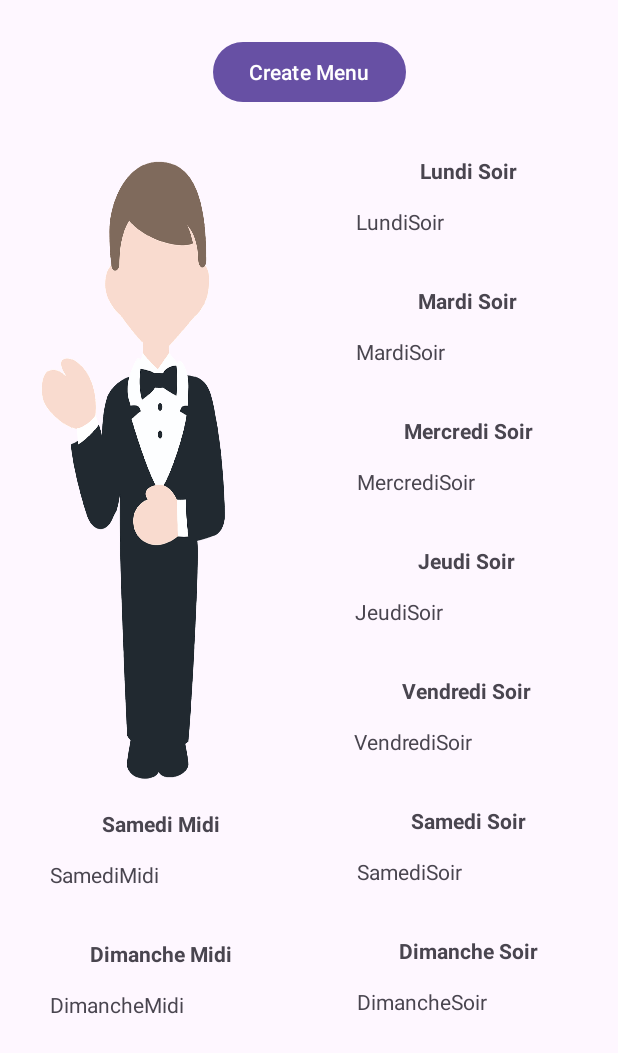
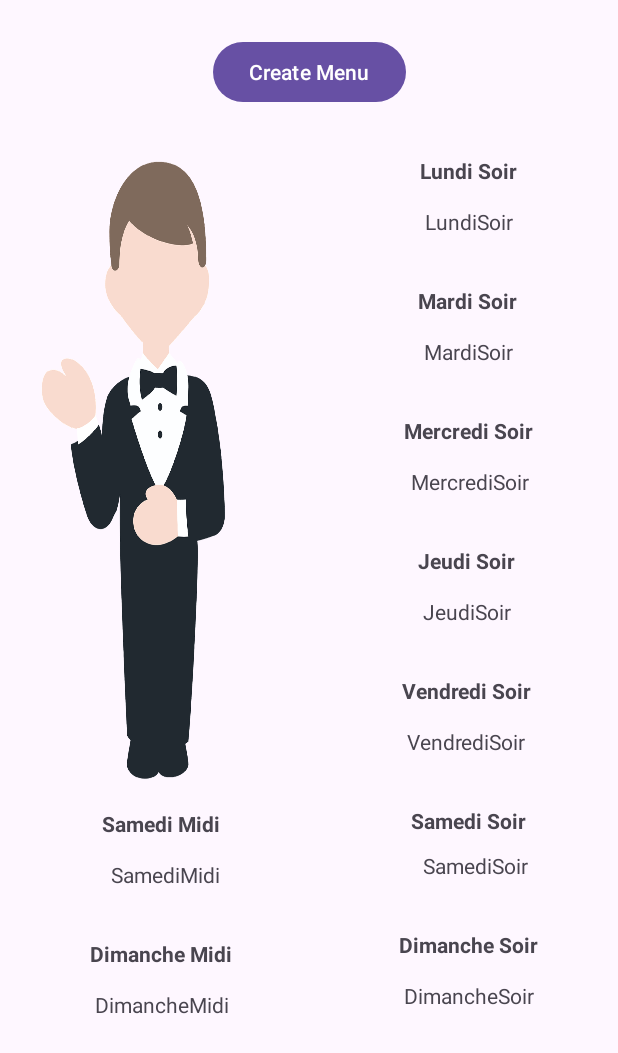
Before and after one commit to lazar360/menu-maker, an Android app: the SettingsActivity screen opened directly, with no data from a screen before it, after a tap on "Create Menu", on a phone screen of 412 x 824 dp. Shown: the top 1053 px of the screen. Run offline under Robolectric (Android 15) with nearby library versions, the phone set to English and light mode, and no system bars.

Commit message:
upd activity_settings center text

```diff
--- a/app/src/main/res/layout/activity_settings.xml
+++ b/app/src/main/res/layout/activity_settings.xml
@@ -12,7 +12,8 @@
         android:layout_height="37dp"
         android:layout_marginTop="8dp"
         android:layout_marginEnd="24dp"
-        android:text="               -----------"
+        android:text="-----------"
+        android:textAlignment="center"
         app:layout_constraintEnd_toEndOf="parent"
         app:layout_constraintTop_toBottomOf="@+id/textView30" />
 
@@ -35,7 +36,8 @@
         android:layout_marginStart="24dp"
         android:layout_marginTop="8dp"
         android:layout_marginEnd="45dp"
-        android:text="               -----------"
+        android:text="-----------"
+        android:textAlignment="center"
         app:layout_constraintEnd_toStartOf="@+id/textView31"
         app:layout_constraintStart_toStartOf="parent"
         app:layout_constraintTop_toBottomOf="@+id/textView27" />
@@ -58,9 +60,10 @@
         android:id="@+id/textView25"
         android:layout_width="150dp"
         android:layout_height="37dp"
-        android:layout_marginTop="8dp"
-        android:layout_marginEnd="24dp"
-        android:text="               -----------"
+        android:layout_marginTop="4dp"
+        android:layout_marginEnd="20dp"
+        android:text="-----------"
+        android:textAlignment="center"
         app:layout_constraintEnd_toEndOf="parent"
         app:layout_constraintTop_toBottomOf="@+id/textView24" />
 
@@ -83,7 +86,8 @@
         android:layout_marginStart="24dp"
         android:layout_marginTop="8dp"
         android:layout_marginEnd="45dp"
-        android:text="               -----------"
+        android:text="-----------"
+        android:textAlignment="center"
         app:layout_constraintEnd_toStartOf="@+id/textView25"
         app:layout_constraintStart_toStartOf="parent"
         app:layout_constraintTop_toBottomOf="@+id/textView21" />
@@ -108,7 +112,8 @@
         android:layout_height="37dp"
         android:layout_marginStart="14dp"
         android:layout_marginTop="8dp"
-        android:text="               -----------"
+        android:text="-----------"
+        android:textAlignment="center"
         app:layout_constraintEnd_toEndOf="parent"
         app:layout_constraintStart_toEndOf="@+id/imageView2"
         app:layout_constraintTop_toBottomOf="@+id/textView18" />
@@ -132,7 +137,8 @@
         android:layout_height="37dp"
         android:layout_marginStart="15dp"
         android:layout_marginTop="8dp"
-        android:text="               -----------"
+        android:text="-----------"
+        android:textAlignment="center"
         app:layout_constraintEnd_toEndOf="parent"
         app:layout_constraintStart_toEndOf="@+id/imageView2"
         app:layout_constraintTop_toBottomOf="@+id/textView15" />
@@ -156,7 +162,8 @@
         android:layout_height="37dp"
         android:layout_marginStart="17dp"
         android:layout_marginTop="8dp"
-        android:text="               -----------"
+        android:text="-----------"
+        android:textAlignment="center"
         app:layout_constraintEnd_toEndOf="parent"
         app:layout_constraintStart_toEndOf="@+id/imageView2"
         app:layout_constraintTop_toBottomOf="@+id/textView12" />
@@ -180,7 +187,8 @@
         android:layout_height="37dp"
         android:layout_marginStart="16dp"
         android:layout_marginTop="8dp"
-        android:text="               -----------"
+        android:text="-----------"
+        android:textAlignment="center"
         app:layout_constraintEnd_toEndOf="parent"
         app:layout_constraintStart_toEndOf="@+id/imageView2"
         app:layout_constraintTop_toBottomOf="@+id/textView9" />
@@ -228,7 +236,8 @@
         android:layout_height="37dp"
         android:layout_marginStart="16dp"
         android:layout_marginTop="8dp"
-        android:text="               -----------"
+        android:text="-----------"
+        android:textAlignment="center"
         app:layout_constraintEnd_toEndOf="parent"
         app:layout_constraintStart_toEndOf="@+id/imageView2"
         app:layout_constraintTop_toBottomOf="@+id/textView2" />
```
